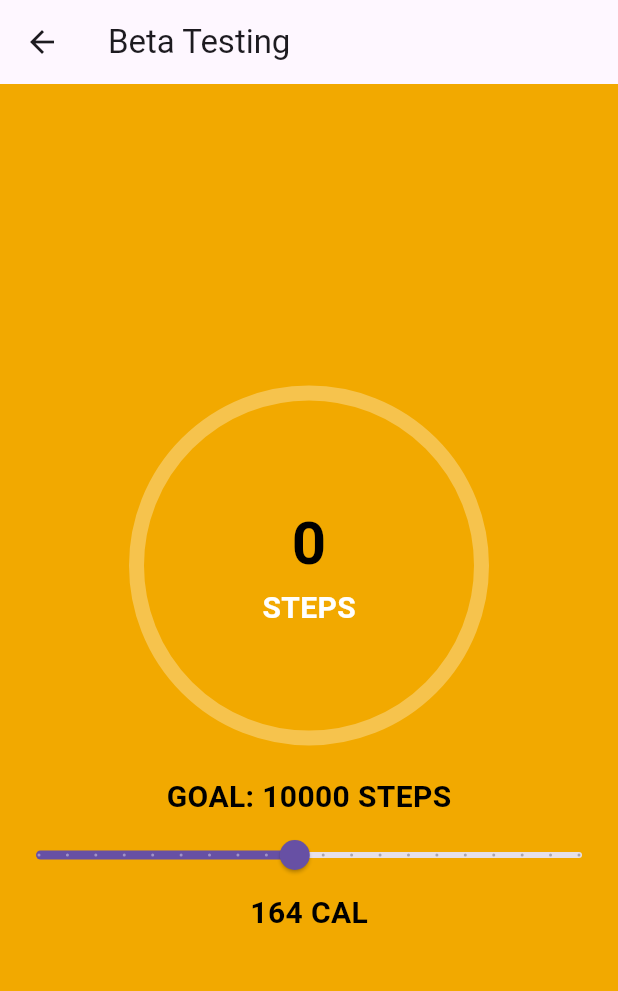
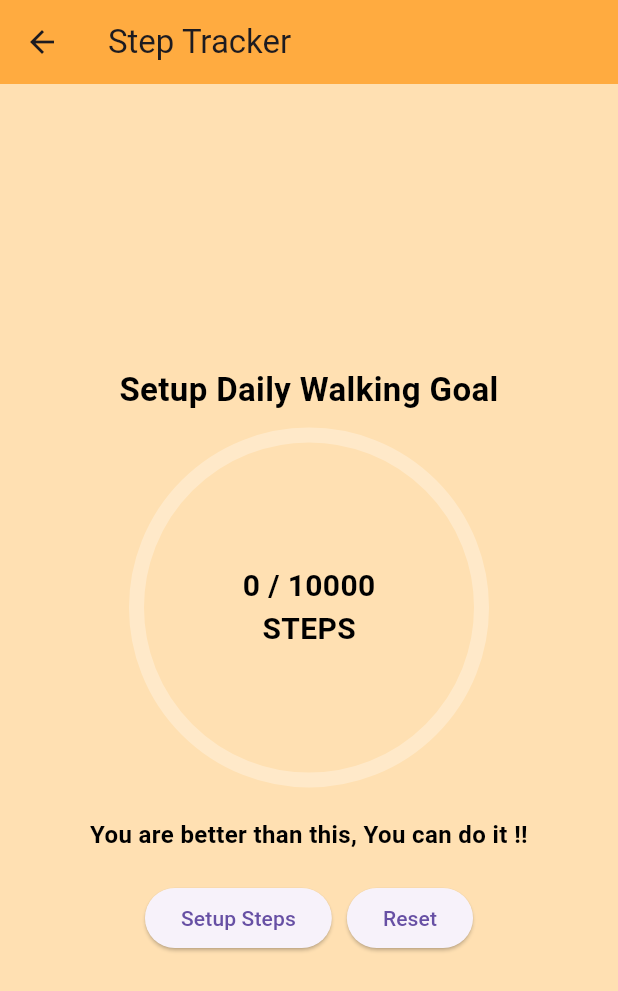
Before and after one commit to tanmay029/D-Day, a Flutter app: the StepTrackerScreen screen opened directly, on a phone screen of 412 x 824 dp. Shown: the top 991 px of the screen. Run offline on Flutter 3.47's test engine with Material 3 defaults, Android fonts, the phone set to English and light mode, and no system bars; drawn by our look-alikes of percent_indicator; our stand-ins replace pedometer, permission_handler, shared_preferences, table_calendar; missing offline and left inert: flutter_background_service; accounts and stored records are empty.

Commit message:
step tracker page completed

```diff
--- a/lib/pages/health.dart
+++ b/lib/pages/health.dart
@@ -1,6 +1,9 @@
 import 'package:flutter/material.dart';
 import 'package:percent_indicator/circular_percent_indicator.dart';
 import 'package:pedometer/pedometer.dart';
+import 'package:shared_preferences/shared_preferences.dart';
+import 'package:intl/intl.dart';
+import 'package:flutter_background_service/flutter_background_service.dart';
 
 class StepTrackerScreen extends StatefulWidget {
   @override
@@ -11,11 +14,14 @@ class _StepTrackerScreenState extends State<StepTrackerScreen> {
   int currentSteps = 0;
   int goalSteps = 10000;
   late Stream<StepCount> _stepCountStream;
+  String lastRecordedDate = "";
 
   @override
   void initState() {
     super.initState();
+    _loadPreferences();
     _initPedometer();
+    _requestBackgroundPermission();
   }
 
   void _initPedometer() {
@@ -24,37 +30,128 @@ class _StepTrackerScreenState extends State<StepTrackerScreen> {
   }
 
   void _onStepCount(StepCount event) {
+    String today = DateFormat('yyyy-MM-dd').format(DateTime.now());
+    if (lastRecordedDate != today) {
       setState(() {
-      currentSteps = event.steps; // Update the step count
+        currentSteps = 0;
+        goalSteps = 0;
+        lastRecordedDate = today;
       });
+      _savePreferences();
+    } else {
+      setState(() {
+        currentSteps = event.steps;
+      });
+    }
   }
 
   void _onStepError(error) {
     print("Pedometer error: $error");
   }
 
+  Future<void> _loadPreferences() async {
+    SharedPreferences prefs = await SharedPreferences.getInstance();
+    setState(() {
+      goalSteps = prefs.getInt('goalSteps') ?? 10000;
+      lastRecordedDate = prefs.getString('lastRecordedDate') ?? "";
+      currentSteps = prefs.getInt('currentSteps') ?? 0;
+    });
+  }
+
+  Future<void> _savePreferences() async {
+    SharedPreferences prefs = await SharedPreferences.getInstance();
+    await prefs.setInt('goalSteps', goalSteps);
+    await prefs.setString('lastRecordedDate', lastRecordedDate);
+    await prefs.setInt('currentSteps', currentSteps);
+  }
+
+  Future<void> _requestBackgroundPermission() async {
+    print("Requesting background activity permission...");
+  }
+
+  void _showGoalInputDialog() {
+    TextEditingController goalController = TextEditingController();
+    showDialog(
+      context: context,
+      builder: (context) {
+        return AlertDialog(
+          title: Text("Set Step Goal"),
+          content: TextField(
+            controller: goalController,
+            keyboardType: TextInputType.number,
+            decoration: InputDecoration(hintText: "Enter step goal"),
+          ),
+          actions: [
+            TextButton(
+              onPressed: () {
+                int? newGoal = int.tryParse(goalController.text);
+                if (newGoal != null && newGoal > 0) {
+                  setState(() {
+                    goalSteps = newGoal;
+                  });
+                  _savePreferences();
+                }
+                Navigator.pop(context);
+              },
+              child: Text("Save"),
+            ),
+          ],
+        );
+      },
+    );
+  }
+
+  void _resetSteps() {
+    setState(() {
+      currentSteps = 0;
+      goalSteps = 0;
+    });
+    _savePreferences();
+  }
+
   @override
   Widget build(BuildContext context) {
-    double percentage = (currentSteps / goalSteps).clamp(0.0, 1.0);
+    double percentage =
+        goalSteps > 0 ? (currentSteps / goalSteps).clamp(0.0, 1.0) : 0.0;
 
     return Scaffold(
       appBar: AppBar(
-        title: Text("Beta Testing"),
+        title: Text("Step Tracker"),
+        backgroundColor: Colors.orangeAccent,
       ),
-      backgroundColor: Color(0xFFF2A900),
+      backgroundColor: Colors.orange.shade100,
       body: SafeArea(
         child: Column(
           mainAxisAlignment: MainAxisAlignment.center,
           children: [
-            StepProgressIndicator(currentSteps: currentSteps, percentage: percentage),
+            Text(
+              "Setup Daily Walking Goal",
+              style: TextStyle(
+                fontSize: 22,
+                fontWeight: FontWeight.bold,
+                color: Colors.black,
+              ),
+              textAlign: TextAlign.center,
+            ),
+            SizedBox(height: 10),
+            StepProgressIndicator(
+                currentSteps: currentSteps,
+                goalSteps: goalSteps,
+                percentage: percentage),
             SizedBox(height: 20),
-            GoalSelectionWidget(
-              goalSteps: goalSteps,
-              onGoalChanged: (newGoal) {
-                setState(() {
-                  goalSteps = newGoal;
-                });
-              },
+            Row(
+              mainAxisAlignment: MainAxisAlignment.center,
+              children: [
+                ElevatedButton(
+                  onPressed: _showGoalInputDialog,
+                  child: Text("Setup Steps"),
+                ),
+                SizedBox(width: 10),
+                ElevatedButton(
+                  onPressed: _resetSteps,
+                  child: Text("Reset"),
+                ),
+              ],
             ),
           ],
         ),
@@ -65,13 +162,31 @@ class _StepTrackerScreenState extends State<StepTrackerScreen> {
 
 class StepProgressIndicator extends StatelessWidget {
   final int currentSteps;
+  final int goalSteps;
   final double percentage;
 
-  StepProgressIndicator({required this.currentSteps, required this.percentage});
+  StepProgressIndicator(
+      {required this.currentSteps,
+      required this.goalSteps,
+      required this.percentage});
+
+  String getMotivationalText() {
+    if (percentage <= 0.25) {
+      return "You are better than this, You can do it !!";
+    } else if (percentage <= 0.49) {
+      return "Don't give up you are almost there !!";
+    } else if (percentage <= 0.99) {
+      return "Most people give up right before they reach their goal, don't add to that count!!";
+    } else {
+      return "You did it, you are better than 70% of the people!!!";
+    }
+  }
 
   @override
   Widget build(BuildContext context) {
-    return CircularPercentIndicator(
+    return Column(
+      children: [
+        CircularPercentIndicator(
           radius: 120.0,
           lineWidth: 10.0,
           percent: percentage,
@@ -79,9 +194,9 @@ class StepProgressIndicator extends StatelessWidget {
             mainAxisAlignment: MainAxisAlignment.center,
             children: [
               Text(
-            "$currentSteps",
+                "$currentSteps / $goalSteps",
                 style: TextStyle(
-              fontSize: 40,
+                  fontSize: 20,
                   fontWeight: FontWeight.bold,
                   color: Colors.black,
                 ),
@@ -91,52 +206,24 @@ class StepProgressIndicator extends StatelessWidget {
                 style: TextStyle(
                   fontSize: 20,
                   fontWeight: FontWeight.bold,
-              color: Colors.white,
+                  color: Colors.black,
                 ),
               ),
             ],
           ),
-      progressColor: Colors.white,
+          progressColor: Colors.orange,
           backgroundColor: Colors.white.withOpacity(0.3),
           circularStrokeCap: CircularStrokeCap.round,
-    );
-  }
-}
-
-class GoalSelectionWidget extends StatelessWidget {
-  final int goalSteps;
-  final ValueChanged<int> onGoalChanged;
-
-  GoalSelectionWidget({required this.goalSteps, required this.onGoalChanged});
-
-  @override
-  Widget build(BuildContext context) {
-    return Column(
-      children: [
+        ),
+        SizedBox(height: 20),
         Text(
-          "GOAL: $goalSteps STEPS",
+          getMotivationalText(),
           style: TextStyle(
-            fontSize: 20,
+            fontSize: 16,
             fontWeight: FontWeight.bold,
             color: Colors.black,
           ),
-        ),
-        Slider(
-          min: 1000,
-          max: 20000,
-          divisions: 19,
-          value: goalSteps.toDouble(),
-          onChanged: (value) {
-            onGoalChanged(value.toInt());
-          },
-        ),
-        Text(
-          "164 CAL",
-          style: TextStyle(
-            fontSize: 20,
-            fontWeight: FontWeight.bold,
-            color: Colors.black,
-          ),
+          textAlign: TextAlign.center,
         ),
       ],
     );
--- a/pubspec.yaml
+++ b/pubspec.yaml
@@ -43,6 +43,7 @@ dependencies:
 
   # flutter_local_notifications: ^16.3.2
   workmanager: ^0.5.1
+  flutter_background_service: ^5.1.0
 
 dev_dependencies:
   flutter_test:
```
Also changed, not shown: pubspec.lock. Lines whose indentation alone changed are shown as unchanged.
